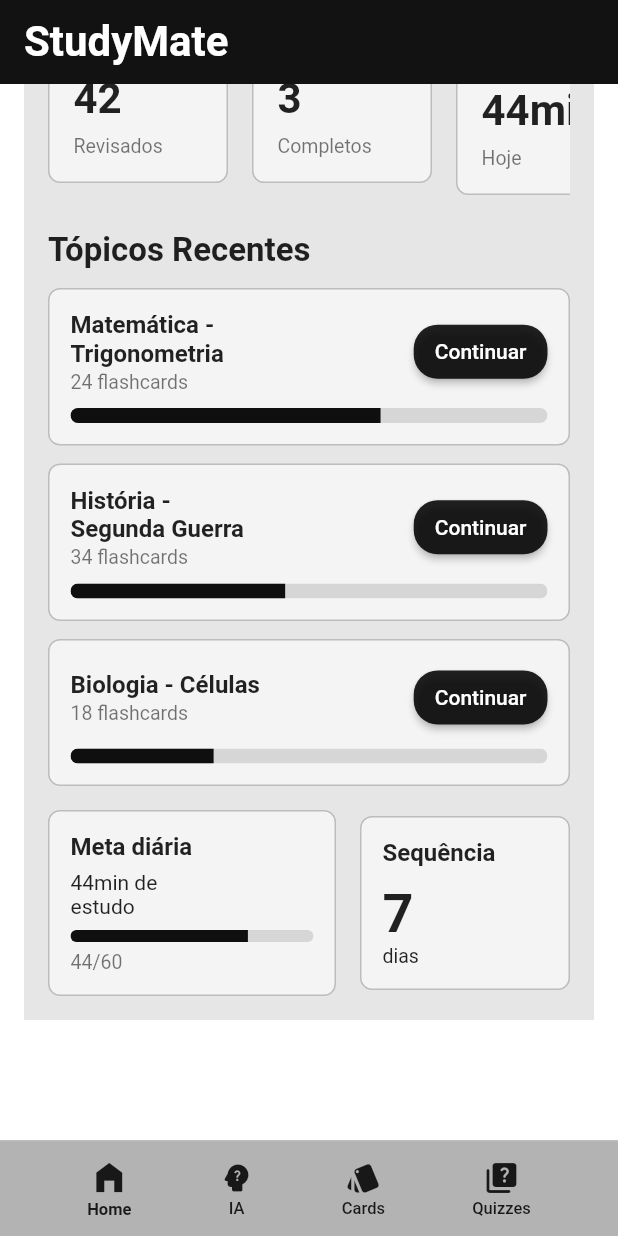
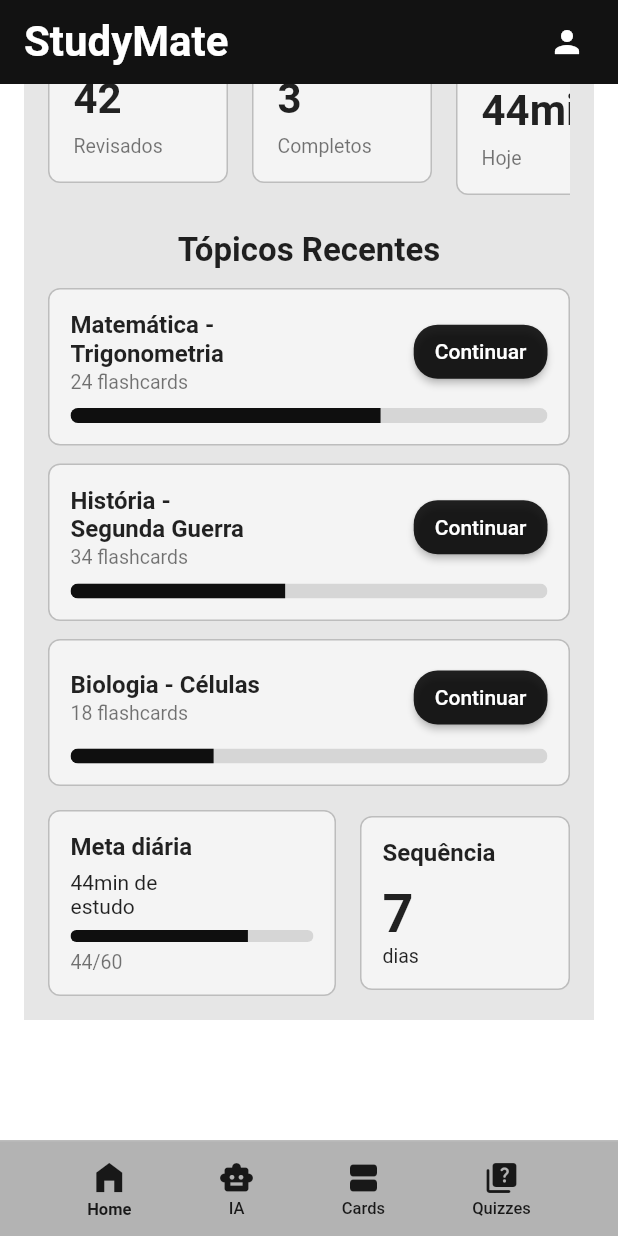
Before and after one commit to D4v1G0D01/StudyMate, a Flutter app: the screen it shows after launch, scrolled down 88 dp, after a tap on "Home", on a phone screen of 412 x 824 dp. Run offline on Flutter 3.47's test engine with Material 3 defaults, Android fonts, the phone set to English and light mode, and no system bars; Roboto replaces fonts that are missing (Arial).

```diff
--- a/studymate/lib/main.dart
+++ b/studymate/lib/main.dart
@@ -4,6 +4,7 @@ import 'screens/home_screen.dart';
 import 'screens/ai_screen.dart';
 import 'screens/flashcards_screen.dart';
 import 'screens/quizzes_screen.dart';
+import 'package:studymate/screens/Profile_screen.dart';
 
 void main() {
   runApp(const StudyMateApp());
@@ -60,7 +61,20 @@ class _ShellState extends State<_Shell> {
   @override
   Widget build(BuildContext context) {
     return Scaffold(
-      appBar: AppBar(title: const Text('StudyMate')),
+      appBar: AppBar(
+        title: const Text('StudyMate'),
+        actions: [
+          IconButton(
+            padding: const EdgeInsets.fromLTRB(0, 0, 20, 0),
+            icon: const Icon(Icons.person),
+            onPressed: (){
+              Navigator.push(
+                context,
+                MaterialPageRoute(builder: (context) => const Profile_screen())
+              );
+            })
+        ],
+      ),
       body: IndexedStack(index: _index, children: _pages),
       bottomNavigationBar: _FooterNav(
         current: _index,
@@ -91,8 +105,8 @@ class _FooterNav extends StatelessWidget {
           mainAxisAlignment: MainAxisAlignment.spaceEvenly,
           children: [
             _Item(icon: Icons.home_filled, label: 'Home', index: 0, current: current, onTap: onTap),
-            _Item(icon: Icons.psychology_alt_rounded, label: 'IA', index: 1, current: current, onTap: onTap),
-            _Item(icon: Icons.style_rounded, label: 'Cards', index: 2, current: current, onTap: onTap),
+            _Item(icon: Icons.smart_toy, label: 'IA', index: 1, current: current, onTap: onTap),
+            _Item(icon: Icons.view_agenda, label: 'Cards', index: 2, current: current, onTap: onTap),
             _Item(icon: Icons.quiz_rounded, label: 'Quizzes', index: 3, current: current, onTap: onTap),
           ],
         ),
--- a/studymate/lib/screens/home_screen.dart
+++ b/studymate/lib/screens/home_screen.dart
@@ -15,13 +15,13 @@ class HomeScreen extends StatelessWidget {
         _Section(
           title: 'Home',
           child: Column(
-            crossAxisAlignment: CrossAxisAlignment.start,
+            crossAxisAlignment: CrossAxisAlignment.center,
             children: [
               // Linha dos 3 cards
-              SingleChildScrollView(
+              const SingleChildScrollView(
                 scrollDirection: Axis.horizontal,
                 child: Row(
-                  children: const [
+                  children: [
                     StatCard(title: 'Flashcards', value: '42', subtitle: 'Revisados'),
                     SizedBox(width: 16),
                     StatCard(title: 'Quizzes', value: '3', subtitle: 'Completos'),
@@ -46,9 +46,9 @@ class HomeScreen extends StatelessWidget {
                     child: Container(
                       padding: const EdgeInsets.all(14),
                       decoration: _box(),
-                      child: Column(
+                      child: const Column(
                         crossAxisAlignment: CrossAxisAlignment.start,
-                        children: const [
+                        children: [
                           Text('Meta diária', style: TextStyle(fontSize: 16, fontWeight: FontWeight.w700)),
                           SizedBox(height: 6),
                           Text('44min de\nestudo', style: TextStyle(fontSize: 14)),
@@ -65,9 +65,9 @@ class HomeScreen extends StatelessWidget {
                     width: 140,
                     padding: const EdgeInsets.all(14),
                     decoration: _box(),
-                    child: Column(
+                    child: const Column(
                       crossAxisAlignment: CrossAxisAlignment.start,
-                      children: const [
+                      children: [
                         Text('Sequência', style: TextStyle(fontSize: 16, fontWeight: FontWeight.w700)),
                         SizedBox(height: 10),
                         Text('7', style: TextStyle(fontSize: 36, fontWeight: FontWeight.w700)),
--- a/studymate/lib/screens/quizzes_screen.dart
+++ b/studymate/lib/screens/quizzes_screen.dart
@@ -12,18 +12,18 @@ class QuizzesScreen extends StatelessWidget {
         Container(
           color: AppColors.ash,
           padding: const EdgeInsets.all(16),
-          child: Column(crossAxisAlignment: CrossAxisAlignment.start, children: [
-            const Text('Quizzes', style: TextStyle(fontSize: 26, fontWeight: FontWeight.w700)),
-            const SizedBox(height: 16),
+          child: const Column(crossAxisAlignment: CrossAxisAlignment.start, children: [
+            Text('Quizzes', style: TextStyle(fontSize: 26, fontWeight: FontWeight.w700)),
+            SizedBox(height: 16),
             Row(
-              children: const [
+              children: [
                 _KpiBox('Média de acertos:', '87%'),
                 SizedBox(width: 16),
                 _KpiBox('Quizzes terminados', '54'),
               ],
             ),
-            const SizedBox(height: 18),
-            _QuizGrid(items: const [
+            SizedBox(height: 18),
+            _QuizGrid(items: [
               _QuizItem('Matemática - Funções Quadráticas', '⚡ 10 Questões'),
               _QuizItem('História do Brasil: República', '⚡ 15 Questões'),
               _QuizItem('Biologia - Genética Básica', '⚡ 10 Questões'),
```
Also changed, not shown: studymate/lib/screens/Profile_screen.dart (added, +69 -0 lines).
